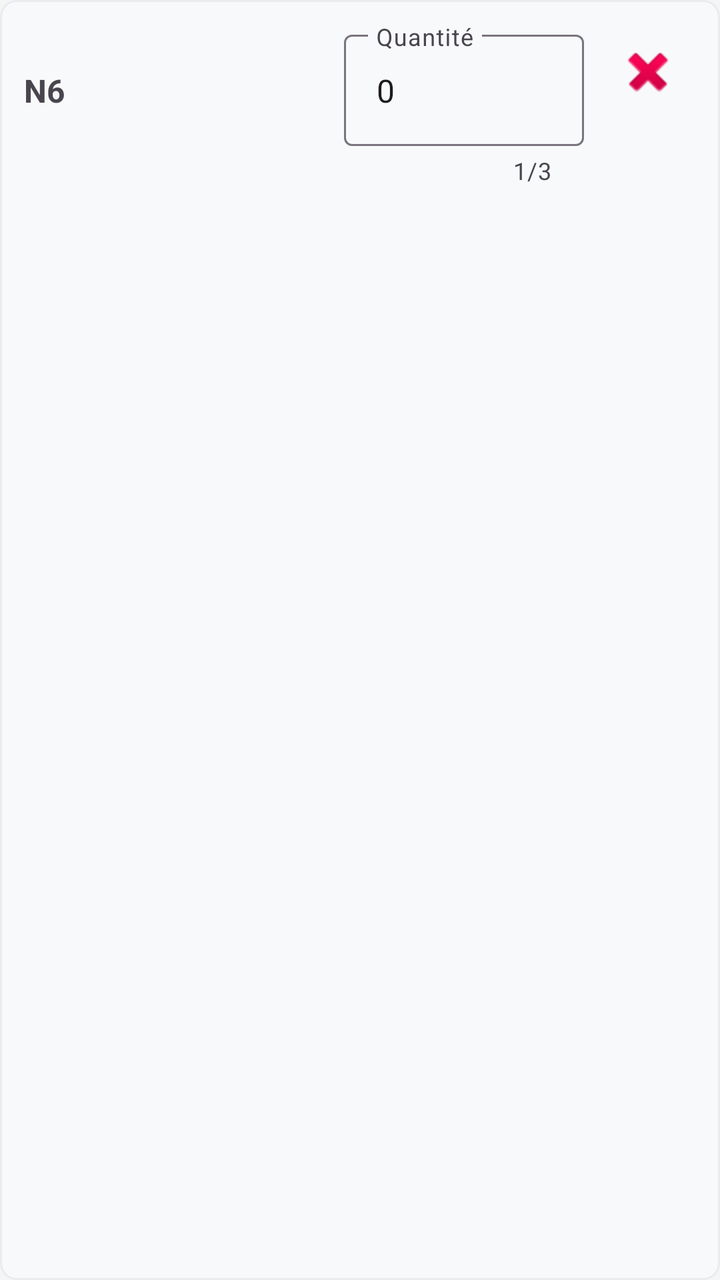
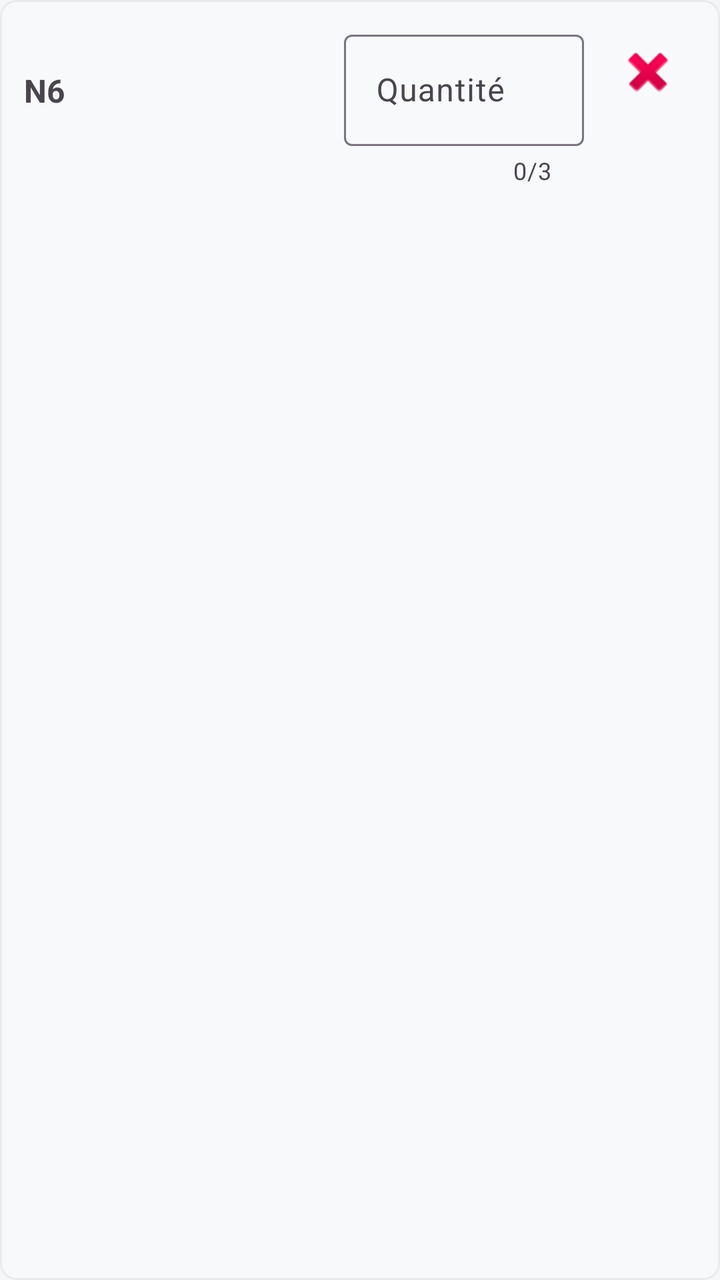

Compare the two renders of this Android layout. The source of the first and the diff that turns it into the second are given below.
<!-- AndroidManifest.xml: application theme Theme.GKMBarFer -->
<!-- res/layout/item_barre_selectionnee.xml -->
<?xml version="1.0" encoding="utf-8"?>
<LinearLayout xmlns:android="http://schemas.android.com/apk/res/android"

    xmlns:app="http://schemas.android.com/apk/res-auto"

    android:layout_width="match_parent"

    android:layout_height="wrap_content"

    android:orientation="horizontal"

    android:padding="12dp"

    android:layout_marginBottom="8dp"

    android:background="@drawable/item_background">



    <TextView

        android:id="@+id/tvTypeBarre"

        android:layout_width="0dp"

        android:layout_height="wrap_content"

        android:layout_weight="1"

        android:text="N6"

        android:textSize="16sp"

        android:textStyle="bold" />



    <com.google.android.material.textfield.TextInputLayout

        android:layout_width="120dp"

        android:layout_height="wrap_content"

        android:layout_marginEnd="8dp"

        app:counterEnabled="true"

        app:counterMaxLength="3">



        <com.google.android.material.textfield.TextInputEditText

            android:id="@+id/etNombreBarres"

            android:layout_width="match_parent"

            android:layout_height="wrap_content"

            android:hint="Quantité"

            android:inputType="number"

            android:maxLength="3"

            android:text="0" />



    </com.google.android.material.textfield.TextInputLayout>



    <ImageButton

        android:id="@+id/btnSupprimer"

        android:layout_width="48dp"

        android:layout_height="48dp"

        android:src="@android:drawable/ic_delete"

        android:background="?attr/selectableItemBackgroundBorderless"

        android:contentDescription="Supprimer" />



</LinearLayout>
<!-- resources referenced by this layout -->
<resources>
  <!-- drawable item_background (drawable) -->
  <?xml version="1.0" encoding="utf-8"?>
  <shape xmlns:android="http://schemas.android.com/apk/res/android">
      <solid android:color="#F8F9FA" />
      <stroke android:width="1dp" android:color="#E9ECEF" />
      <corners android:radius="8dp" />
  </shape>
  <style name="Theme.GKMBarFer" parent="Base.Theme.GKMBarFer" />
  <style name="Base.Theme.GKMBarFer" parent="Theme.Material3.Light.NoActionBar">
          <item name="colorPrimary">@color/primary</item>
          <item name="colorPrimaryVariant">@color/primary_dark</item>
          <item name="colorOnPrimary">@color/white</item>
          <item name="android:windowBackground">@color/background</item>
          <item name="android:forceDarkAllowed" tools:targetApi="29">false</item>
      </style>
  <color name="primary">#2196F3</color>
  <color name="primary_dark">#1976D2</color>
  <color name="white">#FFFFFFFF</color>
  <color name="background">#F5F5F5</color>
</resources>

<!-- the commit's change to res/layout/item_barre_selectionnee.xml (unified diff, before → after) -->
@@ -50,20 +50,13 @@
 
 
         <com.google.android.material.textfield.TextInputEditText
-
             android:id="@+id/etNombreBarres"
-
             android:layout_width="match_parent"
-
             android:layout_height="wrap_content"
-
             android:hint="Quantité"
-
+            android:imeOptions="actionDone"
             android:inputType="number"
-
-            android:maxLength="3"
-
-            android:text="0" />
+            android:maxLength="3" />
 
 
 
